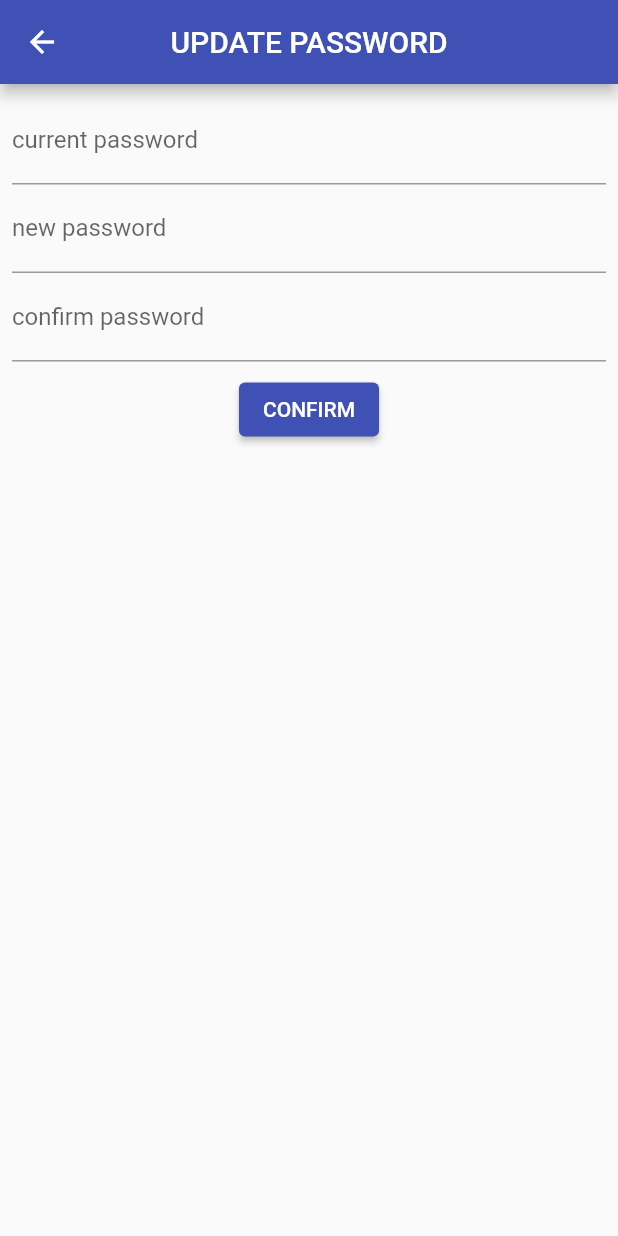
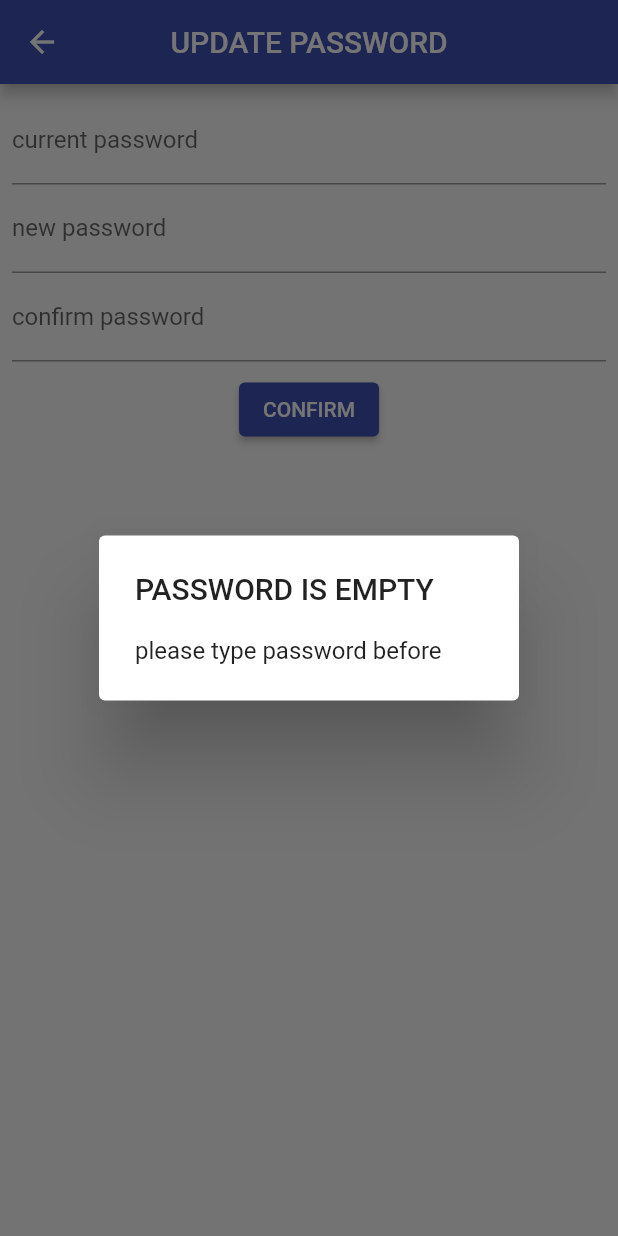
Before and after one commit to sk8rboil/case_study, a Flutter app: the MyUpdatePasswordScreen screen opened by its route, after a tap on "CONFIRM", on a phone screen of 412 x 824 dp. Run offline on Flutter 3.47's test engine with Material 2 defaults, Android fonts, the phone set to English and light mode, and no system bars; our stand-ins replace cloud_firestore, firebase_auth, firebase_core, get; accounts and stored records are empty.

Commit message:
update update_password_controller v2

```diff
--- a/lib/controllers/update_pass_controller.dart
+++ b/lib/controllers/update_pass_controller.dart
@@ -1,4 +1,4 @@
-// ignore_for_file: avoid_print, unnecessary_string_interpolations
+// ignore_for_file: avoid_print, unnecessary_string_interpolations, unnecessary_null_comparison
 
 import 'package:firebase_auth/firebase_auth.dart';
 import 'package:flutter/material.dart';
@@ -17,9 +17,20 @@ class UpdatePasswordController extends GetxController {
       if (newpassC.text == confirmpassC.text) {
         try {
           String userEmail = auth.currentUser!.email!;
+
           await auth.signInWithEmailAndPassword(
               email: userEmail, password: currentpassC.text);
+
           await auth.currentUser!.updatePassword(newpassC.text);
+
+          Get.back();
+          showDialog(
+              context: context,
+              // ignore: prefer_const_constructors
+              builder: (BuildContext context) => AlertDialog(
+                    title: const Text('SUCCESS'),
+                    content: const Text('update password success'),
+                  ));
         } on FirebaseAuthException catch (e) {
           if (e.code == "wrong-password") {
             showDialog(
@@ -27,7 +38,7 @@ class UpdatePasswordController extends GetxController {
                 // ignore: prefer_const_constructors
                 builder: (BuildContext context) => AlertDialog(
                       title: const Text('WRONG PASSWORD'),
-                      content: const Text('password not same pls check'),
+                      content: const Text('please check your password again'),
                     ));
           } else {
             showDialog(
@@ -47,15 +58,26 @@ class UpdatePasswordController extends GetxController {
                     content: const Text('catch error'),
                   ));
         }
-      } else {
+      }
+      //password not match
+      else {
         showDialog(
             context: context,
             // ignore: prefer_const_constructors
             builder: (BuildContext context) => AlertDialog(
                   title: const Text('ERROR'),
-                  content: const Text('ERROR'),
+                  content:
+                      const Text('new password & confirm password not match'),
                 ));
       }
+    } else {
+      showDialog(
+          context: context,
+          // ignore: prefer_const_constructors
+          builder: (BuildContext context) => AlertDialog(
+                title: const Text('PASSWORD IS EMPTY'),
+                content: const Text('please type password before'),
+              ));
     }
   }
 }
--- a/lib/screens/update_password_screen.dart
+++ b/lib/screens/update_password_screen.dart
@@ -24,21 +24,21 @@ class MyUpdatePasswordScreen extends StatelessWidget {
                 children: <Widget>[
                   TextFormField(
                     controller: controller.currentpassC,
-                    obscureText: true,
+                    /* obscureText: true, */
                     decoration: InputDecoration(
                       labelText: 'current password',
                     ),
                   ),
                   TextFormField(
                     controller: controller.newpassC,
-                    obscureText: true,
+                    /* obscureText: true, */
                     decoration: InputDecoration(
                       labelText: 'new password',
                     ),
                   ),
                   TextFormField(
                     controller: controller.confirmpassC,
-                    obscureText: true,
+                    /* obscureText: true, */
                     decoration: InputDecoration(
                       labelText: 'confirm password',
                     ),
```
